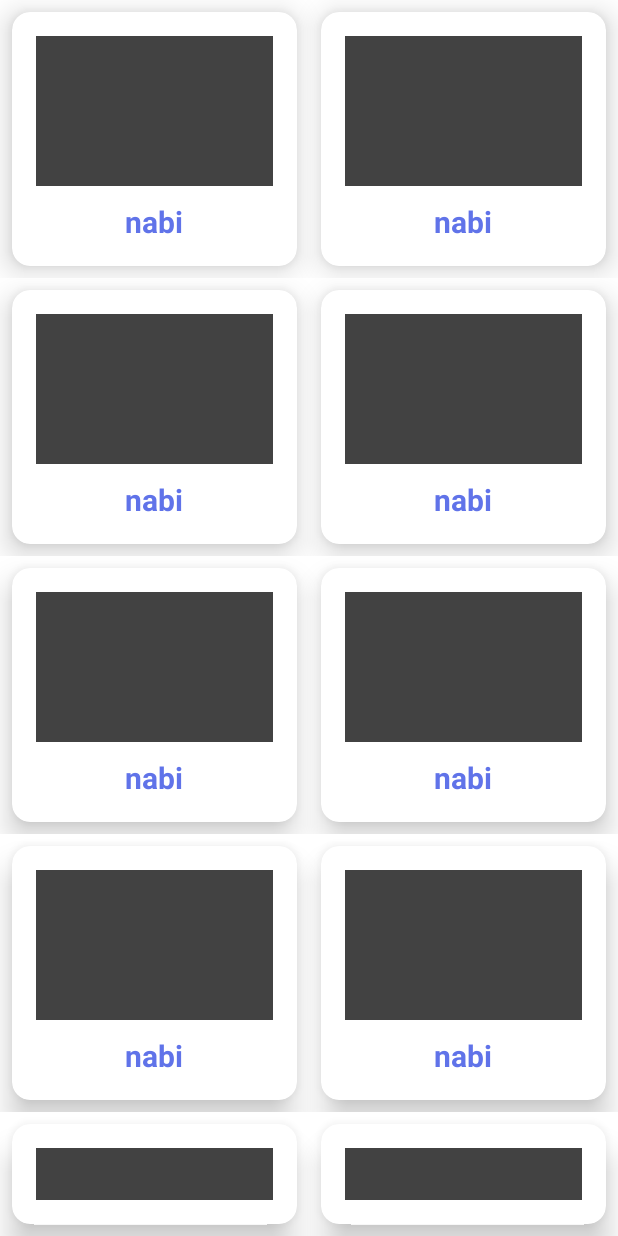
After one commit to ReihanFatilla/Kisah-Nabi, an Android app: the layout activity_main_shimmer.xml on its own in the app's theme, with its tools: preview values and no code run, on a phone screen of 412 x 824 dp. The commit adds this screen. Run offline under Robolectric (Android 15) with nearby library versions, the phone set to English and light mode, and no system bars.

Commit message:
added shimmer

```diff
--- a/app/src/main/java/com/reift/kisahnabiapp/main/MainActivity.kt
+++ b/app/src/main/java/com/reift/kisahnabiapp/main/MainActivity.kt
@@ -4,6 +4,7 @@ import com.reift.core.utils.KisahAdapter
 import android.content.Intent
 import androidx.appcompat.app.AppCompatActivity
 import android.os.Bundle
+import android.view.View
 import androidx.recyclerview.widget.GridLayoutManager
 import com.reift.core.domain.Resource
 import com.reift.core.domain.model.Kisah
@@ -29,11 +30,23 @@ class MainActivity : AppCompatActivity() {
     }
 
     private fun showData(data: Resource<List<Kisah>>) {
-        binding.recyclerMain.apply {
+        binding.apply {
             val mAdapter = KisahAdapter()
-            mAdapter.setData(data.data)
-            layoutManager = GridLayoutManager(this@MainActivity, 2)
-            adapter = mAdapter
+            when(data){
+                is Resource.Loading -> {
+                    shimmerLayout.root.startShimmer()
+                    shimmerLayout.root.visibility = View.VISIBLE
+                    recyclerMain.visibility = View.GONE
+                }
+                is Resource.Success -> {
+                    shimmerLayout.root.stopShimmer()
+                    shimmerLayout.root.visibility = View.GONE
+                    recyclerMain.visibility = View.VISIBLE
+                    mAdapter.setData(data.data)
+                }
+            }
+            recyclerMain.layoutManager = GridLayoutManager(this@MainActivity, 2)
+            recyclerMain.adapter = mAdapter
             mAdapter.setOnItemClickCallback(object : OnItemClickCallback {
                 override fun onItemClicked(item: Kisah) {
                     startActivity(
--- a/app/src/main/res/layout/activity_main.xml
+++ b/app/src/main/res/layout/activity_main.xml
@@ -4,6 +4,10 @@
     android:layout_width="match_parent"
     android:layout_height="match_parent"
     tools:context=".main.MainActivity">
+
+    <include
+        android:id="@+id/shimmer_layout"
+        layout="@layout/activity_main_shimmer"/>
 
     <androidx.recyclerview.widget.RecyclerView
         android:id="@+id/recycler_main"
--- /dev/null
+++ b/app/src/main/res/layout/activity_main_shimmer.xml
@@ -0,0 +1,181 @@
+<?xml version="1.0" encoding="utf-8"?>
+<com.facebook.shimmer.ShimmerFrameLayout xmlns:android="http://schemas.android.com/apk/res/android"
+    android:layout_width="match_parent"
+    android:layout_height="match_parent">
+
+    <LinearLayout
+        android:layout_width="match_parent"
+        android:layout_height="wrap_content"
+        android:orientation="vertical">
+
+        <LinearLayout
+            android:layout_width="match_parent"
+            android:layout_height="wrap_content"
+            android:orientation="horizontal">
+
+            <include
+                layout="@layout/item_kisah"
+                android:layout_width="wrap_content"
+                android:layout_height="wrap_content"
+                android:layout_margin="8dp"
+                android:layout_weight="1" />
+
+            <include
+                layout="@layout/item_kisah"
+                android:layout_width="wrap_content"
+                android:layout_height="wrap_content"
+                android:layout_margin="8dp"
+                android:layout_weight="1" />
+
+        </LinearLayout>
+
+        <LinearLayout
+            android:layout_width="match_parent"
+            android:layout_height="wrap_content"
+            android:orientation="horizontal">
+
+            <include
+                layout="@layout/item_kisah"
+                android:layout_width="wrap_content"
+                android:layout_height="wrap_content"
+                android:layout_margin="8dp"
+                android:layout_weight="1" />
+
+            <include
+                layout="@layout/item_kisah"
+                android:layout_width="wrap_content"
+                android:layout_height="wrap_content"
+                android:layout_margin="8dp"
+                android:layout_weight="1" />
+
+        </LinearLayout>
+
+        <LinearLayout
+            android:layout_width="match_parent"
+            android:layout_height="wrap_content"
+            android:orientation="horizontal">
+
+            <include
+                layout="@layout/item_kisah"
+                android:layout_width="wrap_content"
+                android:layout_height="wrap_content"
+                android:layout_margin="8dp"
+                android:layout_weight="1" />
+
+            <include
+                layout="@layout/item_kisah"
+                android:layout_width="wrap_content"
+                android:layout_height="wrap_content"
+                android:layout_margin="8dp"
+                android:layout_weight="1" />
+
+        </LinearLayout>
+
+        <LinearLayout
+            android:layout_width="match_parent"
+            android:layout_height="wrap_content"
+            android:orientation="horizontal">
+
+            <include
+                layout="@layout/item_kisah"
+                android:layout_width="wrap_content"
+                android:layout_height="wrap_content"
+                android:layout_margin="8dp"
+                android:layout_weight="1" />
+
+            <include
+                layout="@layout/item_kisah"
+                android:layout_width="wrap_content"
+                android:layout_height="wrap_content"
+                android:layout_margin="8dp"
+                android:layout_weight="1" />
+
+        </LinearLayout>
+
+        <LinearLayout
+            android:layout_width="match_parent"
+            android:layout_height="wrap_content"
+            android:orientation="horizontal">
+
+            <include
+                layout="@layout/item_kisah"
+                android:layout_width="wrap_content"
+                android:layout_height="wrap_content"
+                android:layout_margin="8dp"
+                android:layout_weight="1" />
+
+            <include
+                layout="@layout/item_kisah"
+                android:layout_width="wrap_content"
+                android:layout_height="wrap_content"
+                android:layout_margin="8dp"
+                android:layout_weight="1" />
+
+        </LinearLayout>
+
+        <LinearLayout
+            android:layout_width="match_parent"
+            android:layout_height="wrap_content"
+            android:orientation="horizontal">
+
+            <include
+                layout="@layout/item_kisah"
+                android:layout_width="wrap_content"
+                android:layout_height="wrap_content"
+                android:layout_margin="8dp"
+                android:layout_weight="1" />
+
+            <include
+                layout="@layout/item_kisah"
+                android:layout_width="wrap_content"
+                android:layout_height="wrap_content"
+                android:layout_margin="8dp"
+                android:layout_weight="1" />
+
+        </LinearLayout>
+
+        <LinearLayout
+            android:layout_width="match_parent"
+            android:layout_height="wrap_content"
+            android:orientation="horizontal">
+
+            <include
+                layout="@layout/item_kisah"
+                android:layout_width="wrap_content"
+                android:layout_height="wrap_content"
+                android:layout_margin="8dp"
+                android:layout_weight="1" />
+
+            <include
+                layout="@layout/item_kisah"
+                android:layout_width="wrap_content"
+                android:layout_height="wrap_content"
+                android:layout_margin="8dp"
+                android:layout_weight="1" />
+
+        </LinearLayout>
+
+        <LinearLayout
+            android:layout_width="match_parent"
+            android:layout_height="wrap_content"
+            android:orientation="horizontal">
+
+            <include
+                layout="@layout/item_kisah"
+                android:layout_width="wrap_content"
+                android:layout_height="wrap_content"
+                android:layout_margin="8dp"
+                android:layout_weight="1" />
+
+            <include
+                layout="@layout/item_kisah"
+                android:layout_width="wrap_content"
+                android:layout_height="wrap_content"
+                android:layout_margin="8dp"
+                android:layout_weight="1" />
+
+        </LinearLayout>
+
+    </LinearLayout>
+
+</com.facebook.shimmer.ShimmerFrameLayout>
--- a/build.gradle
+++ b/build.gradle
@@ -1,5 +1,9 @@
 // Top-level build file where you can add configuration options common to all sub-projects/modules.
-
+buildscript {
+    repositories {
+        mavenCentral()
+    }
+}
 plugins {
     id 'com.android.application' version '7.1.3' apply false
     id 'com.android.library' version '7.1.3' apply false
--- a/core/src/main/res/layout/item_kisah.xml
+++ b/core/src/main/res/layout/item_kisah.xml
@@ -21,7 +21,7 @@
             android:layout_width="match_parent"
             android:layout_height="100dp"
             android:scaleType="fitXY"
-            android:src="@drawable/ic_launcher_background"
+            android:src="@color/cardview_dark_background"
             app:layout_constraintTop_toTopOf="parent" />
 
         <TextView
```
